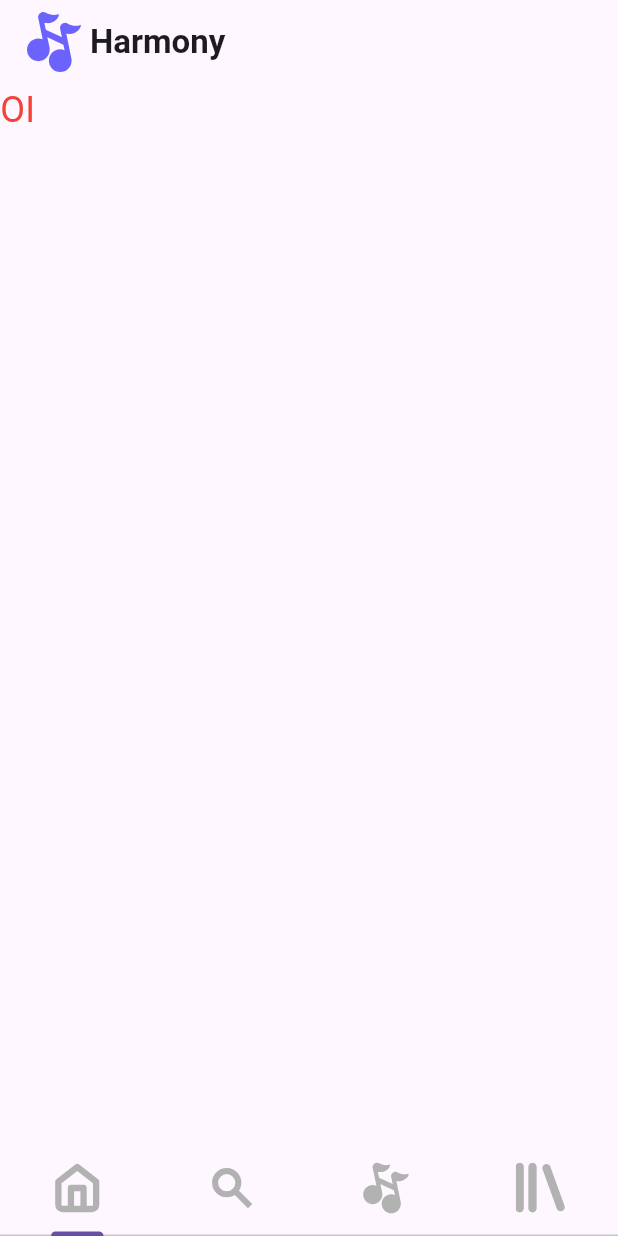
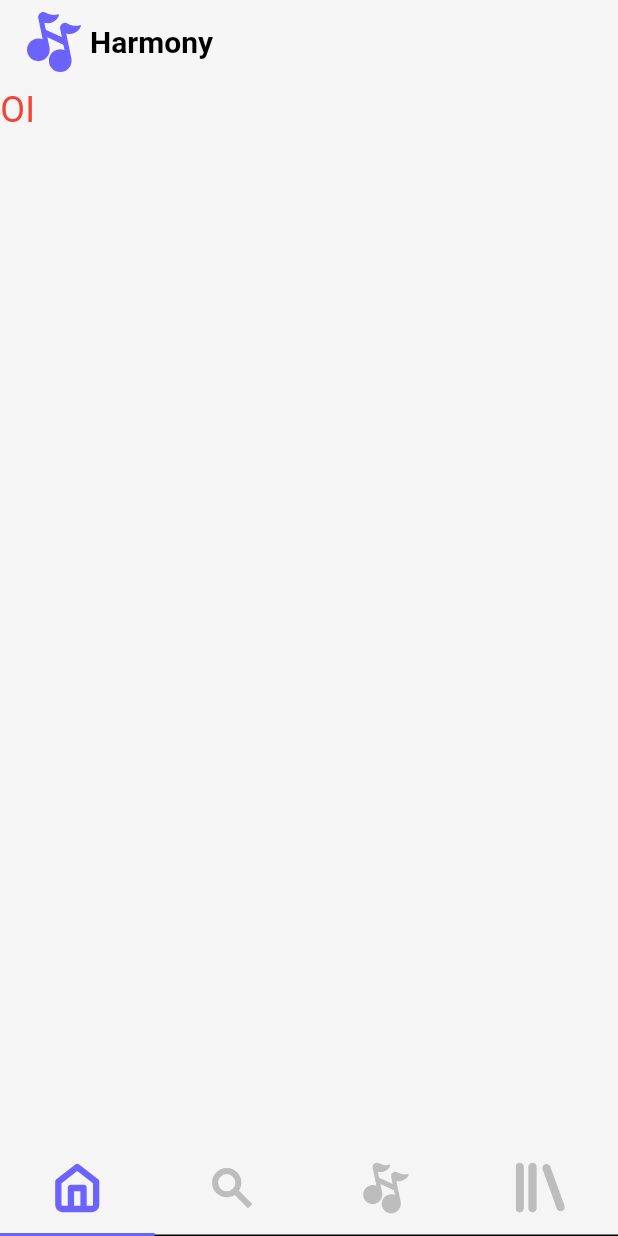
Before and after one commit to LucasEmanoel/dam_music_streaming, a Flutter app: the screen it shows after launch, on a phone screen of 412 x 824 dp. Run offline on Flutter 3.47's test engine with Material 3 defaults, Android fonts, the phone set to English and light mode, and no system bars; our stand-ins replace flutter_svg.

Commit message:
feat: criando light theme

```diff
--- a/lib/main.dart
+++ b/lib/main.dart
@@ -1,3 +1,4 @@
+import 'package:dam_music_streaming/ui/core/themes/light.dart';
 import 'package:dam_music_streaming/ui/core/ui/svg_icon.dart';
 import "package:flutter/material.dart";
 import "package:path_provider/path_provider.dart";
@@ -19,6 +20,7 @@ class HarmonyApp extends StatelessWidget {
   @override
   Widget build(BuildContext context) {
     return MaterialApp(
+      theme: LightTheme.lightTheme,
       home: DefaultTabController(
         length: 4,
         child: Scaffold(
@@ -29,7 +31,7 @@ class HarmonyApp extends StatelessWidget {
               children: [
                 SvgIcon(assetName: 'assets/icons/Logo.svg', size: 40,),
                 SizedBox(width: 4),
-                Text("Harmony", style: TextStyle(fontWeight: FontWeight.bold),),
+                Text("Harmony"),
               ],
             ),
             )
@@ -45,7 +47,6 @@ class HarmonyApp extends StatelessWidget {
             ],
           ),
           bottomNavigationBar: TabBar(
-
             tabs: [
               Tab(
                   height: 60,
@@ -64,8 +65,6 @@ class HarmonyApp extends StatelessWidget {
                   icon: SvgIcon(assetName: 'assets/icons/Library.svg', size: 35,)
               ),
             ],
-            labelColor: Colors.cyanAccent,
-            unselectedLabelColor: Colors.grey,
           ),
         ),
       ),
--- /dev/null
+++ b/lib/ui/core/themes/light.dart
@@ -0,0 +1,37 @@
+import 'package:flutter/material.dart';
+
+class LightTheme {
+  LightTheme._();
+
+  static final ThemeData lightTheme = ThemeData(
+    brightness: Brightness.light,
+    scaffoldBackgroundColor: const Color(0xFFF5F5F5),
+
+    colorScheme: const ColorScheme.light(
+      primary: Colors.white,
+      secondary:  Color(0xFF6C63FF),
+      surface: Colors.white,
+      onPrimary: Colors.black,
+      onSecondary: Colors.white,
+      onSurface: Colors.black,
+    ),
+
+    tabBarTheme: TabBarThemeData(
+      labelColor:  Color(0xFF6C63FF),
+      unselectedLabelColor: Colors.grey[400],
+      indicatorColor:  Color(0xFF6C63FF),
+      indicatorSize: TabBarIndicatorSize.tab,
+    ),
+
+    appBarTheme: const AppBarTheme(
+      backgroundColor: Color(0xFFF5F5F5),
+      elevation: 1,
+      iconTheme: IconThemeData(color:  Color(0xFF6C63FF)),
+      titleTextStyle: TextStyle(
+        color: Colors.black,
+        fontSize: 20,
+        fontWeight: FontWeight.bold,
+      ),
+    ),
+  );
+}
--- a/lib/ui/core/ui/svg_icon.dart
+++ b/lib/ui/core/ui/svg_icon.dart
@@ -15,13 +15,13 @@ class SvgIcon extends StatelessWidget {
 
   @override
   Widget build(BuildContext context) {
+    final Color iconColor = IconTheme.of(context).color!;
+
     return SvgPicture.asset(
       assetName,
       width: size,
       height: size,
-      colorFilter: color != null
-          ? ColorFilter.mode(color!, BlendMode.srcIn)
-          : null,
+      colorFilter: ColorFilter.mode(iconColor, BlendMode.srcIn),
     );
   }
 }
```
